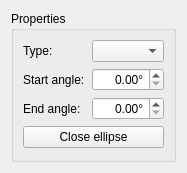
This is shapes/pathshapes/ellipse/EllipseShapeConfigWidget.ui in KDE/calligra as Qt 5 draws it before an edit. The edited form follows.
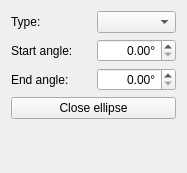
This is the edited form.

Commit message: remove properties groupbox from shape config widgets

Patch:
```diff
--- a/shapes/pathshapes/ellipse/EllipseShapeConfigWidget.ui
+++ b/shapes/pathshapes/ellipse/EllipseShapeConfigWidget.ui
@@ -12,12 +12,6 @@
   <property name="windowTitle" >
    <string>Ellipse Shape</string>
   </property>
-  <layout class="QVBoxLayout" >
-   <item>
-    <widget class="QGroupBox" name="groupBox" >
-     <property name="title" >
-      <string>Properties</string>
-     </property>
      <layout class="QGridLayout" >
       <item row="0" column="0" >
        <widget class="QLabel" name="label_3" >
@@ -70,8 +64,18 @@
         </property>
        </widget>
       </item>
-     </layout>
-    </widget>
+   <item row="4" column="0" >
+    <spacer>
+     <property name="orientation" >
+      <enum>Qt::Vertical</enum>
+     </property>
+     <property name="sizeHint" >
+      <size>
+       <width>20</width>
+       <height>40</height>
+      </size>
+     </property>
+    </spacer>
    </item>
   </layout>
  </widget>
```
Lines whose indentation alone changed are shown as unchanged. The commit also changes 9 other files.
